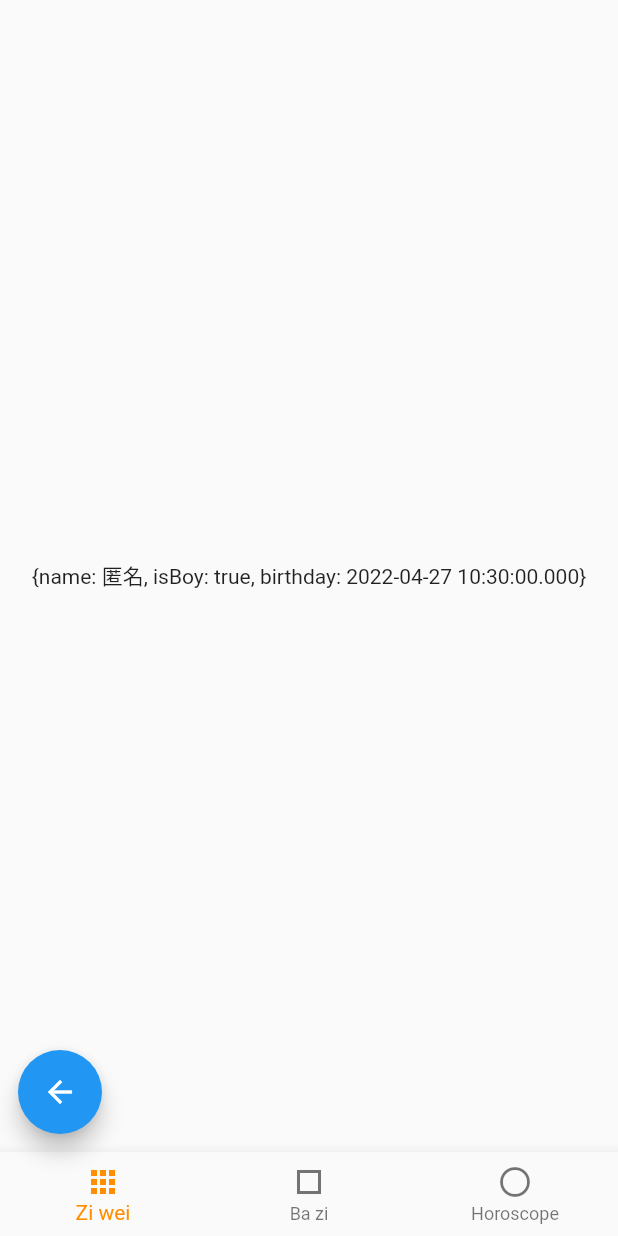
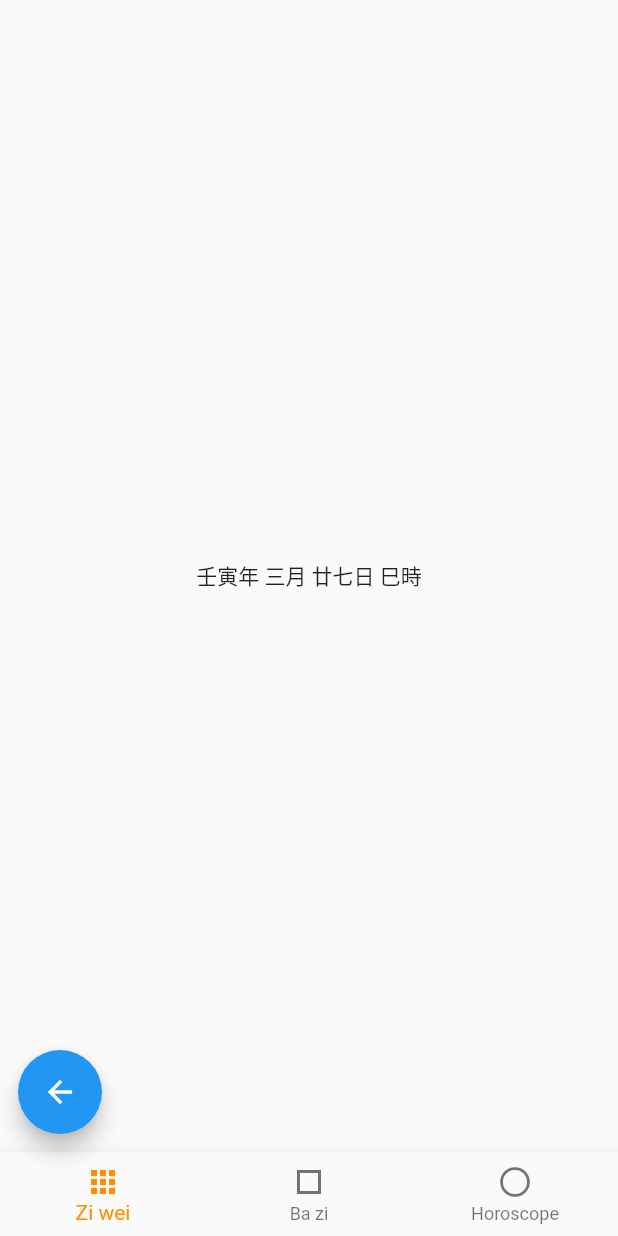
Before and after one commit to fonu195713/my-horoscope, a Flutter app: the BirthdayInputPage screen opened directly, after a tap on "Register", on a phone screen of 412 x 824 dp. Run offline on Flutter 3.47's test engine with Material 2 defaults, Android fonts, the phone set to English and light mode, and no system bars.

Commit message:
function: toLunar

```diff
--- /dev/null
+++ b/lib/function/time_convert.dart
@@ -0,0 +1,83 @@
+import 'dart:math' show pi, sin, cos;
+import 'dart:async' show Future;
+import 'package:flutter/services.dart' show rootBundle;
+import 'dart:convert';
+
+DateTime toSolar(DateTime clock) {
+  DateTime jan1 = DateTime(clock.year, 1, 1, 0, 0);
+
+  int N = clock.difference(jan1).inDays + 1;
+  double B = 2 * pi * (N - 81) / 364;
+  double E = 9.87 * sin(2 * B) - 7.53 * cos(B) - 1.5 * sin(B);
+
+  DateTime solar = clock.add(Duration(minutes: E.round()));
+  return solar;
+}
+
+Future<Map<String, dynamic>> toLunar(DateTime solar) async {
+  String jsonText = await rootBundle.loadString('lib/json/lunar_calendar.json');
+  Map<String, dynamic> lunar = json.decode(jsonText);
+  // lunar = whole json data
+  // lunar[y2000] = while 2000 yearly data
+  // lunar[y2000][1] = first day in 2000
+
+  List<int> list = List<int>.from(lunar['y${solar.year}'][1]);
+
+  DateTime jan1 = toDateTime(list);
+
+  if (solar.isBefore(jan1)) {
+    list = List<int>.from(lunar['y${solar.year - 1}'][1]);
+    jan1 = toDateTime(list);
+  }
+
+  int year = (solar.isBefore(jan1)) ? solar.year - 1 : solar.year;
+
+  bool leap = false;
+  int month = 0;
+  int day = 0;
+  for (int i = 1; i < lunar['y$year'].length; i++) {
+    DateTime day1 = toDateTime(List<int>.from(lunar['y$year'][i]));
+
+    if (solar.isBefore(day1)) {
+      break;
+    }
+
+    int leapInfo = lunar['y$year'][0][0];
+    leap = (i == leapInfo + 1 && leapInfo != 0);
+
+    month += (i == lunar['y$year'][0][0] + 1 && leap) ? 0 : 1;
+    day = solar.difference(day1).inDays + 1;
+  }
+
+  int hour = (solar.hour == 23) ? 1 : (solar.hour / 2).ceil() + 1;
+
+  return {
+    'tianGan': (year % 10 == 3) ? 10 : (year - 1863) % 10,
+    'diJhih': (year % 12 == 3) ? 12 : (year - 1863) % 12,
+    'leap': leap,
+    'month': month,
+    'day': day,
+    'hour': hour,
+  };
+}
+
+DateTime toDateTime(List<int> list) {
+  if (list.length == 3) {
+    return DateTime(list[0], list[1], list[2], 0, 0);
+  } else {
+    return DateTime(list[0], list[1], list[2], list[3], list[4]);
+  }
+}
+
+/* ***
+ref:
+  > equation of time
+  https://en.wikipedia.org/wiki/Equation_of_time
+
+  > DateTime add
+  https://api.flutter.dev/flutter/dart-core/DateTime/add.html
+
+  > read json from asset
+  https://flutter-tutorial.com/flutter-read-local-json-file-from-assets
+
+*** */
--- /dev/null
+++ b/lib/function/to_string.dart
@@ -0,0 +1,30 @@
+List<String> tianGan = ['', '甲', '乙', '丙', '丁', '戊', '己', '庚', '辛', '壬', '癸'];
+List<String> diJhih = ['', '子', '丑', '寅', '卯', '辰', '巳', '午', '未', '申', '酉', '戌', '亥'];
+
+String lunarToString(Map<String, dynamic> lunar) {
+  List<String> month = ['', '正', '二', '三', '四', '五', '六', '七', '八', '九', '十', '冬', '臘'];
+  List<String> day = ['', '一', '二', '三', '四', '五', '六', '七', '八', '九', '十'];
+  String result = '';
+
+  result += '${tianGan[lunar['tianGan']]}${diJhih[lunar['diJhih']]}年 ';
+
+  result += '${month[lunar['month']]}月 ';
+
+  result += lunar['leap'] ? '潤' : '';
+
+  if (lunar['day'] <= 10) {
+    result += '初${day[lunar['day']]} ';
+  } else if (lunar['day'] <= 19) {
+    result += '十${day[lunar['day'] % 10]}日 ';
+  } else if (lunar['day'] == 20) {
+    result += '廿十日 ';
+  } else if (lunar['day'] <= 29) {
+    result += '廿${day[lunar['day'] % 10]}日 ';
+  } else {
+    result += '三十日 ';
+  }
+
+  result += '${diJhih[lunar['hour']]}時';
+
+  return result;
+}
--- a/lib/page/birthday_input_page.dart
+++ b/lib/page/birthday_input_page.dart
@@ -12,8 +12,9 @@ enum Gender { boy, girl }
 
 class _BirthdayInputPageState extends State<BirthdayInputPage> {
   String name = '';
+  DateTime birthday = DateTime.now();
+  String text = DateTime.now().toString();
   Gender? gender = Gender.boy;
-  DateTime birthday = DateTime.now();
 
   @override
   Widget build(BuildContext context) {
@@ -55,6 +56,7 @@ class _BirthdayInputPageState extends State<BirthdayInputPage> {
               showDatePicker(context: context, initialDate: DateTime.now(), firstDate: DateTime(1901), lastDate: DateTime(2100)).then((dt) {
                 dt = dt ?? DateTime.now();
                 birthday = DateTime(dt.year, dt.month, dt.day, birthday.hour, birthday.minute);
+                setState(() => text = birthday.toString());
               });
             },
             child: const Text('y-m-d'),
@@ -64,10 +66,12 @@ class _BirthdayInputPageState extends State<BirthdayInputPage> {
               showTimePicker(context: context, initialTime: TimeOfDay.now()).then((tod) {
                 tod = tod ?? TimeOfDay.now();
                 birthday = DateTime(birthday.year, birthday.month, birthday.day, tod.hour, tod.minute);
+                setState(() => text = birthday.toString());
               });
             },
             child: const Text('h-m'),
           ),
+          Text(text),
           OutlinedButton(
             child: const Text('Register'),
             onPressed: () {
@@ -84,7 +88,6 @@ class _BirthdayInputPageState extends State<BirthdayInputPage> {
     );
   }
 }
-
 
 /* ***
 ref:
--- a/lib/page/frame_page.dart
+++ b/lib/page/frame_page.dart
@@ -20,7 +20,7 @@ class _FramePageState extends State<FramePage> {
     super.initState();
     _selectedIndex = 0;
     pageList = [
-      ZiweiPage(info: widget.info.toString()),
+      ZiweiPage(info: widget.info),
       BaziPage(info: widget.info.toString()),
       HoroscopePage(info: widget.info.toString()),
     ];
--- a/lib/page/ziwei_page.dart
+++ b/lib/page/ziwei_page.dart
@@ -1,16 +1,57 @@
 import 'package:flutter/material.dart';
+import '../function/to_string.dart';
+import '../function/time_convert.dart';
 
-class ZiweiPage extends StatelessWidget {
-  final String info;
+class ZiweiPage extends StatefulWidget {
+  final Map<String, dynamic> info;
   const ZiweiPage({Key? key, required this.info}) : super(key: key);
 
   @override
+  State<ZiweiPage> createState() => _ZiweiPageState();
+}
+
+class _ZiweiPageState extends State<ZiweiPage> {
+  late DateTime clockTime;
+  late DateTime solarTime;
+
+  @override
+  void initState() {
+    super.initState();
+    clockTime = widget.info['birthday'];
+    solarTime = toSolar(clockTime);
+  }
+
+  @override
   Widget build(BuildContext context) {
-    return Center(child: Text(info));
+    return FutureBuilder<Map<String, dynamic>>(
+      future: toLunar(solarTime),
+      builder: (context, AsyncSnapshot<Map<String, dynamic>> snapshot) {
+        switch (snapshot.connectionState) {
+          case ConnectionState.waiting:
+            return Container();
+
+          default:
+            if (snapshot.hasData) {
+              return Center(child: Text(lunarToString(snapshot.data!)));
+            }
+
+            return Center(
+                child: Column(
+              mainAxisAlignment: MainAxisAlignment.center,
+              children: <Widget>[
+                const Icon(Icons.error_outline, color: Colors.red, size: 60),
+                Padding(padding: const EdgeInsets.only(top: 16), child: Text('Error: ${snapshot.error}')),
+              ],
+            ));
+        }
+      },
+    );
   }
 }
 
 /* ***
 ref:
+  > FutureBuilder
+  https://stackoverflow.com/questions/51983011/when-should-i-use-a-futurebuilder
 
 *** */
```
Also changed, not shown: lib/json/lunar_calendar.json.
